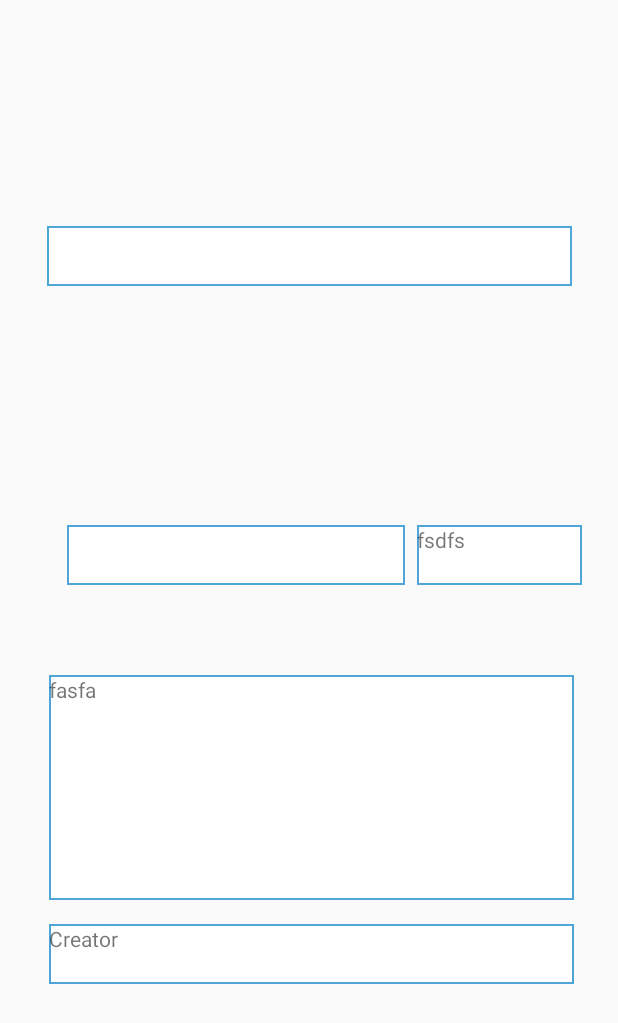
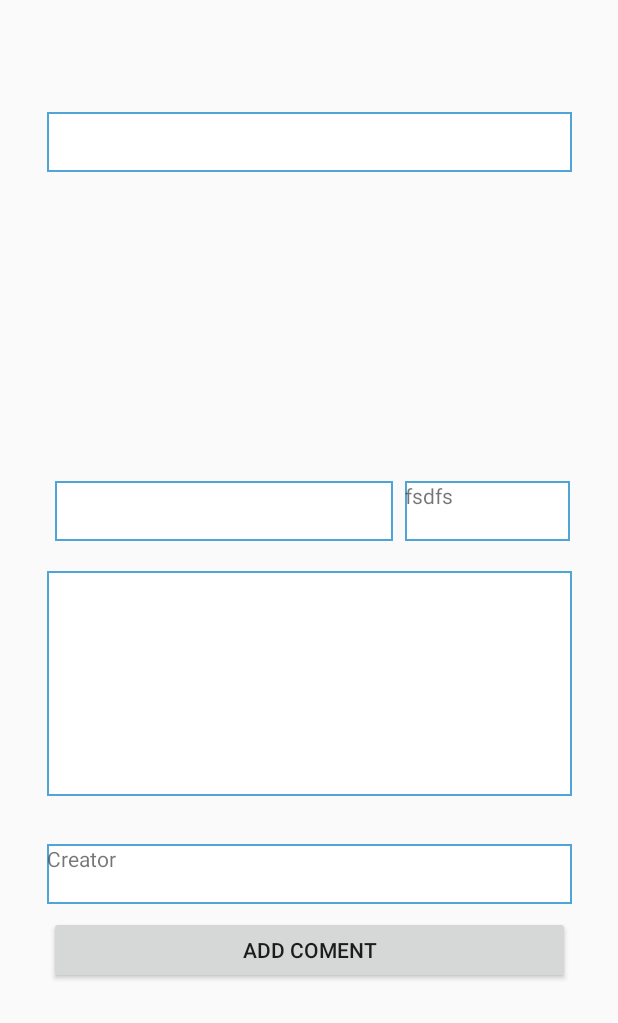
Before and after one commit to christoffer-thygesen/BroFinder, an Android app: the layout activity_detailed.xml on its own in the app's theme, with its tools: preview values and no code run, on a phone screen of 412 x 824 dp. Shown: the top 1023 px of the screen. Run offline under Robolectric (Android 15) with nearby library versions, the phone set to English and light mode, and no system bars.

Commit message:
Changes to the EventUpdater, adding onItemClickLis and things for the comments

```diff
--- a/app/build.gradle
+++ b/app/build.gradle
@@ -20,6 +20,7 @@ android {
 
 dependencies {
     implementation 'com.android.support:support-v4:26.1.0'
+    implementation 'com.android.support:design:26.1.0'
     compile 'com.google.android.gms:play-services:11.0.4'
     compile 'com.google.android.gms:play-services-places:11.0.4'
     compile 'com.google.android.gms:play-services-location:11.0.4'
@@ -42,4 +43,6 @@ dependencies {
 
 
 
+
+
 apply plugin: 'com.google.gms.google-services'
--- a/app/src/main/res/layout/event_layout.xml
+++ b/app/src/main/res/layout/activity_detailed.xml
@@ -10,7 +10,7 @@
         android:id="@+id/eventTime"
         android:layout_width="110dp"
         android:layout_height="40dp"
-        android:layout_marginEnd="24dp"
+        android:layout_marginEnd="32dp"
         android:background="@drawable/back"
         android:text="fsdfs"
         app:layout_constraintBaseline_toBaselineOf="@+id/EventPlace"
@@ -31,13 +31,13 @@
         app:layout_constraintEnd_toEndOf="parent"
         app:layout_constraintStart_toStartOf="parent"
         app:layout_constraintTop_toTopOf="parent"
-        app:layout_constraintVertical_bias="0.486" />
+        app:layout_constraintVertical_bias="0.253" />
 
     <TextView
         android:id="@+id/EventPlace"
         android:layout_width="225dp"
         android:layout_height="40dp"
-        android:layout_marginBottom="60dp"
+        android:layout_marginBottom="20dp"
         android:layout_marginEnd="8dp"
         android:layout_marginStart="8dp"
         android:background="@drawable/back"
@@ -52,14 +52,12 @@
         android:layout_height="150dp"
         android:layout_alignParentStart="true"
         android:layout_alignParentTop="true"
-        android:layout_marginBottom="16dp"
+        android:layout_marginBottom="32dp"
         android:layout_marginEnd="8dp"
         android:layout_marginStart="8dp"
         android:background="@drawable/back"
-        android:text="fasfa"
         app:layout_constraintBottom_toTopOf="@+id/eventCreator"
         app:layout_constraintEnd_toEndOf="parent"
-        app:layout_constraintHorizontal_bias="0.533"
         app:layout_constraintStart_toStartOf="parent" />
 
     <TextView
@@ -68,14 +66,13 @@
         android:layout_height="40dp"
         android:layout_alignParentStart="true"
         android:layout_below="@+id/eventDescription"
-        android:layout_marginBottom="168dp"
+        android:layout_marginBottom="8dp"
         android:layout_marginEnd="8dp"
         android:layout_marginStart="8dp"
         android:background="@drawable/back"
         android:text="Creator"
-        app:layout_constraintBottom_toBottomOf="parent"
+        app:layout_constraintBottom_toTopOf="@+id/ButtonForComment"
         app:layout_constraintEnd_toEndOf="parent"
-        app:layout_constraintHorizontal_bias="0.533"
         app:layout_constraintStart_toStartOf="parent" />
 
     <ListView
@@ -88,4 +85,16 @@
         app:layout_constraintBottom_toBottomOf="parent"
         app:layout_constraintEnd_toEndOf="parent"
         app:layout_constraintStart_toStartOf="parent" />
+
+    <Button
+        android:id="@+id/ButtonForComment"
+        android:layout_width="347dp"
+        android:layout_height="45dp"
+        android:layout_marginBottom="8dp"
+        android:layout_marginEnd="8dp"
+        android:layout_marginStart="8dp"
+        android:text="Add coment"
+        app:layout_constraintBottom_toTopOf="@+id/CommentListView"
+        app:layout_constraintEnd_toEndOf="parent"
+        app:layout_constraintStart_toStartOf="parent" />
 </android.support.constraint.ConstraintLayout>
--- /dev/null
+++ b/app/src/main/res/values/dimens.xml
@@ -0,0 +1,3 @@
+<resources>
+    <dimen name="fab_margin">16dp</dimen>
+</resources>
--- a/app/src/main/res/values/strings.xml
+++ b/app/src/main/res/values/strings.xml
@@ -81,4 +81,5 @@
     <string name="pref_ringtone_silent">Silent</string>
 
     <string name="pref_title_vibrate">Vibrate</string>
+    <string name="title_activity_detailed">DetailedActivity</string>
 </resources>
--- a/app/src/main/res/values/styles.xml
+++ b/app/src/main/res/values/styles.xml
@@ -8,4 +8,8 @@
         <item name="colorAccent">@color/colorAccent</item>
     </style>
 
+    <style name="AppTheme.AppBarOverlay" parent="ThemeOverlay.AppCompat.Dark.ActionBar" />
+
+    <style name="AppTheme.PopupOverlay" parent="ThemeOverlay.AppCompat.Light" />
+
 </resources>
```
Also changed, not shown: app/src/main/AndroidManifest.xml (+6 -1 lines), app/src/main/java/mike/magic/com/brofinder/DetailedActivity.java (added, +26 -0 lines), app/src/main/java/mike/magic/com/brofinder/DetailedActivityAdapter.java (added, +15 -0 lines), app/src/main/java/mike/magic/com/brofinder/EventUpdater.java (+21 -1 lines).
